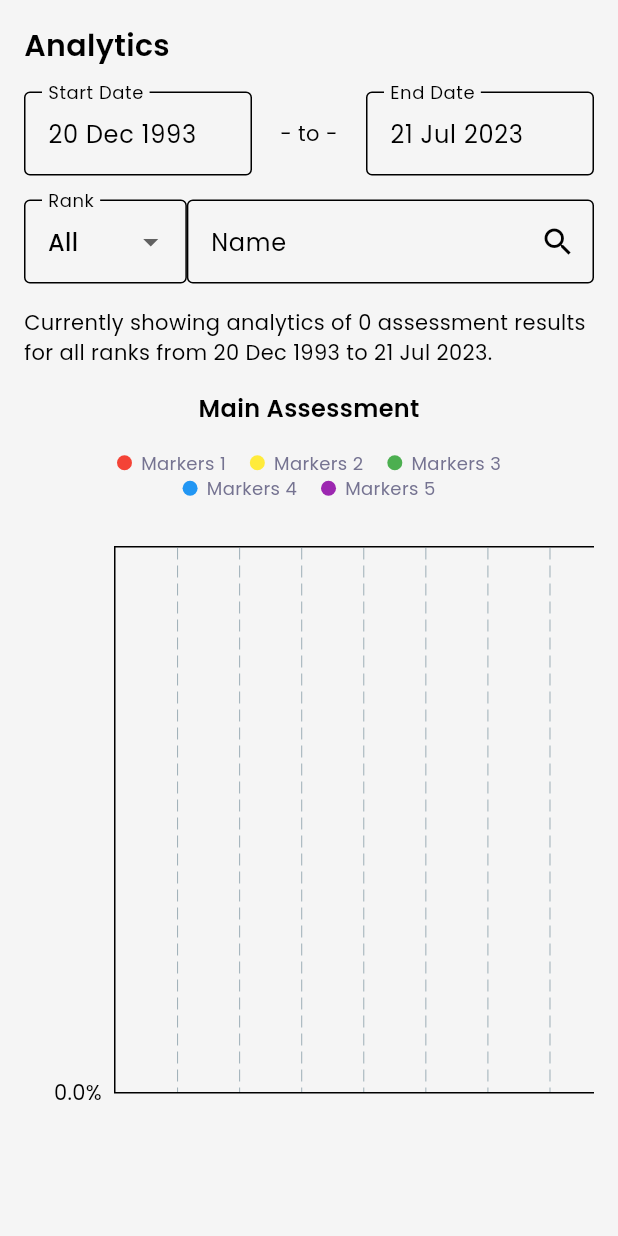
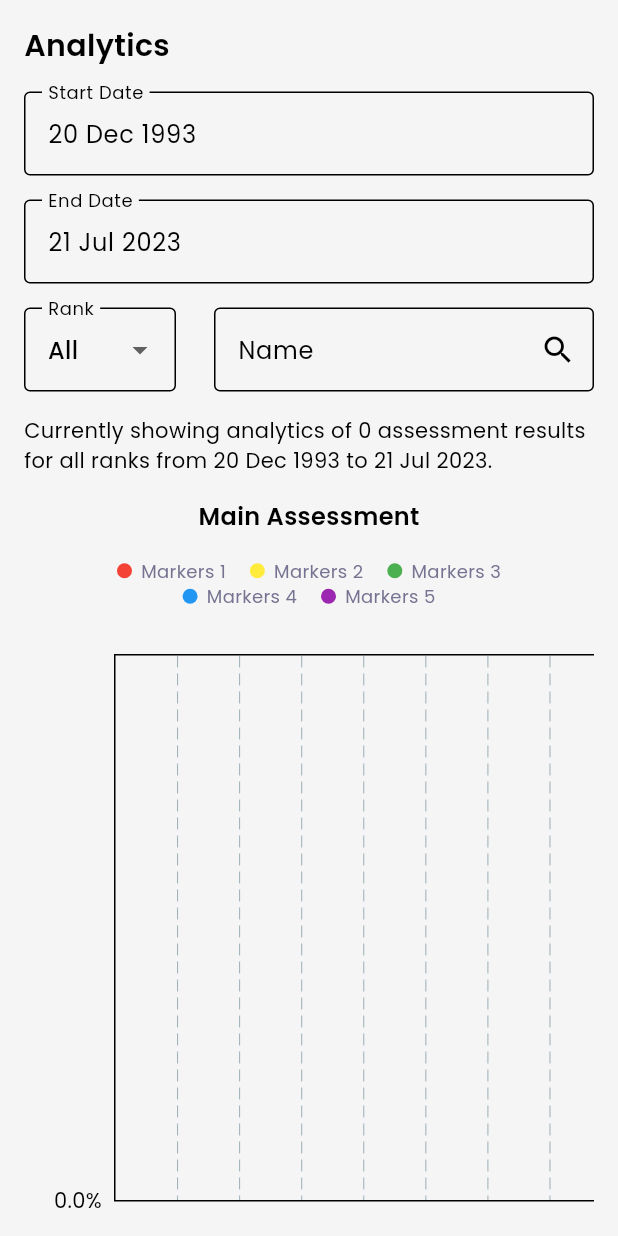
Before and after one commit to YosuaPWH/ts_one, a Flutter app: the AnalyticsScreen screen opened directly, on a phone screen of 412 x 824 dp. Run offline on Flutter 3.47's test engine with Material 2 defaults, Android fonts, the phone set to English and light mode, and no system bars; drawn by our look-alikes of fl_chart; our stand-ins replace cloud_firestore, email_validator, firebase_auth, firebase_core, firebase_storage, flutter_expandable_fab and 9 more; missing offline and left inert: googleapis, hand_signature; accounts and stored records are empty; generated files the repository leaves out were written again.

Commit message:
Update analytics_screen.dart

```diff
--- a/lib/presentation/view/analytics/analytics_screen.dart
+++ b/lib/presentation/view/analytics/analytics_screen.dart
@@ -428,7 +428,6 @@ class _AnalyticsScreenState extends State<AnalyticsScreen> {
                       child: Row(
                         children: [
                           Expanded(
-                            flex: 2,
                             child: TextField(
                               decoration: const InputDecoration(
                                 border: OutlineInputBorder(),
@@ -441,34 +440,6 @@ class _AnalyticsScreenState extends State<AnalyticsScreen> {
                               ),
                               onTap: () {
                                 _selectStartingDate(context);
-                                FocusScope.of(context).unfocus();
-                              },
-                            ),
-                          ),
-                          const Expanded(
-                            flex: 1,
-                            child: Padding(
-                              padding: EdgeInsets.only(left: 8.0, right: 8.0),
-                              child: Text(
-                                "- to -",
-                                textAlign: TextAlign.center,
-                              ),
-                            ),
-                          ),
-                          Expanded(
-                            flex: 2,
-                            child: TextField(
-                              decoration: const InputDecoration(
-                                border: OutlineInputBorder(),
-                                labelText: 'End Date',
-                                focusColor: TsOneColor.primary,
-                              ),
-                              readOnly: true,
-                              controller: TextEditingController(
-                                text: Util.convertDateTimeDisplay(endDate.toString(), "dd MMM yyyy"),
-                              ),
-                              onTap: () {
-                                _selectEndingDate(context);
                                 FocusScope.of(context).unfocus();
                               },
                             ),
@@ -491,9 +462,33 @@ class _AnalyticsScreenState extends State<AnalyticsScreen> {
                       padding: const EdgeInsets.only(bottom: 16.0),
                       child: Row(
                         children: [
+                          Expanded(
+                            child: TextField(
+                              decoration: const InputDecoration(
+                                border: OutlineInputBorder(),
+                                labelText: 'End Date',
+                                focusColor: TsOneColor.primary,
+                              ),
+                              readOnly: true,
+                              controller: TextEditingController(
+                                text: Util.convertDateTimeDisplay(endDate.toString(), "dd MMM yyyy"),
+                              ),
+                              onTap: () {
+                                _selectEndingDate(context);
+                                FocusScope.of(context).unfocus();
+                              },
+                            ),
+                          ),
+                        ],
+                      ),
+                    ),
+                    Padding(
+                      padding: const EdgeInsets.only(bottom: 16.0),
+                      child: Row(
+                        children: [
                           !isSearchingByUser
                           ? Expanded(
-                            flex: 2,
+                            flex: 4,
                             child: DropdownButtonFormField(
                               value: rank,
                               items: rankList.map((String value) {
@@ -516,8 +511,14 @@ class _AnalyticsScreenState extends State<AnalyticsScreen> {
                             ),
                           )
                           : Container(),
+                          !isSearchingByUser
+                          ? Expanded(
+                            flex: 1,
+                            child: Container(),
+                          )
+                          : Container(),
                           Expanded(
-                            flex: 5,
+                            flex: 10,
                             child: TypeAheadFormField<UserModel>(
                               hideSuggestionsOnKeyboardHide: false,
                               textFieldConfiguration: TextFieldConfiguration(
```
